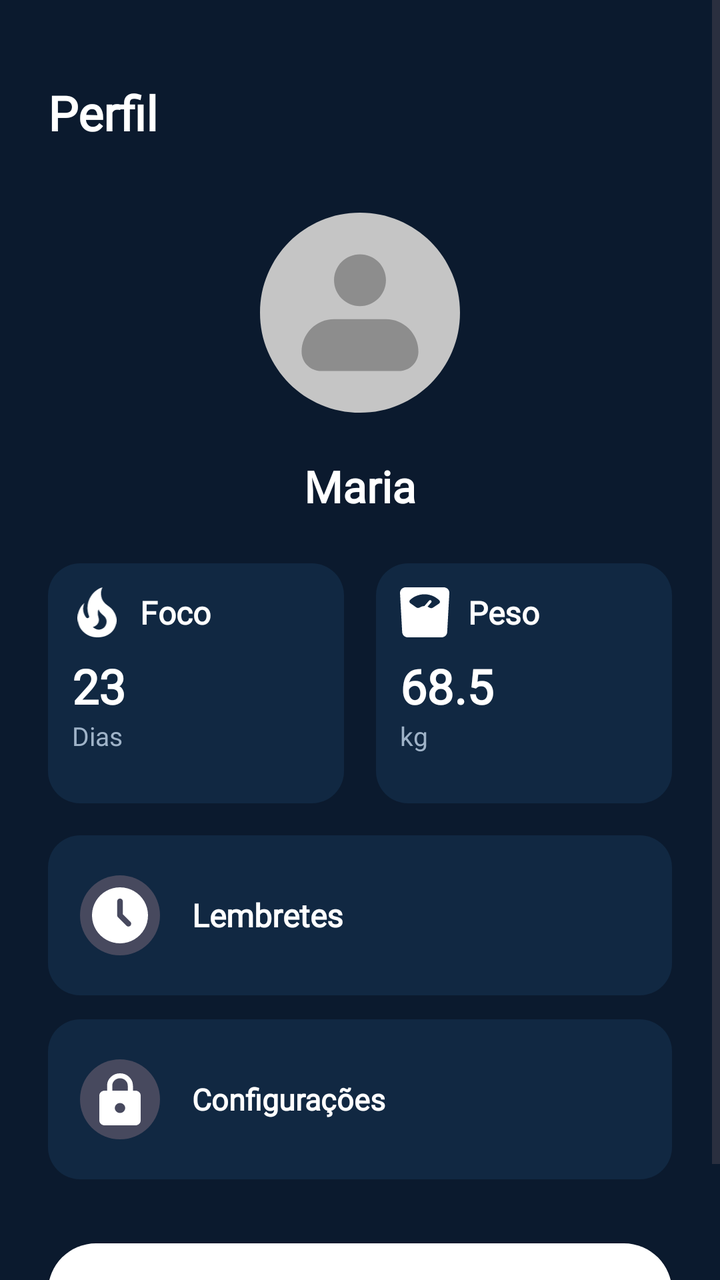
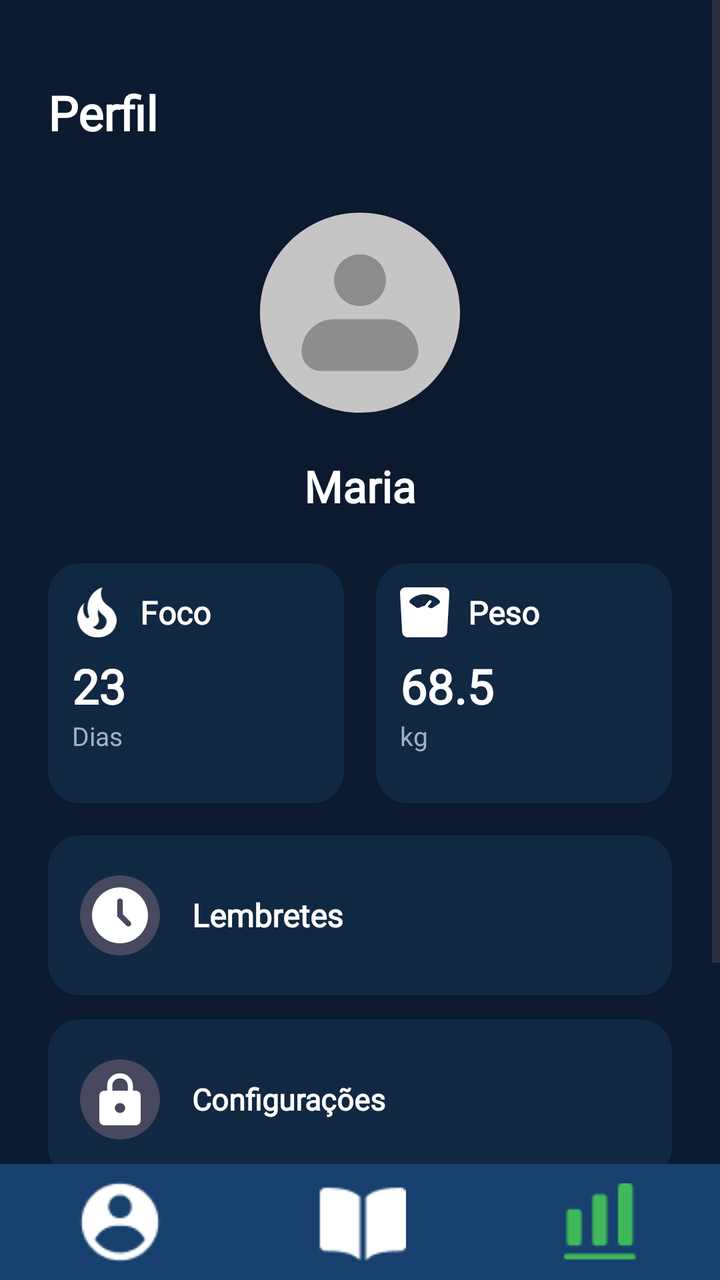

An Android layout rendered at two revisions. The XML below is the earlier revision; the diff shows what the commit changed to produce the second picture.
<!-- AndroidManifest.xml: application theme Theme.VITA -->
<!-- res/layout/fragment_profile.xml -->
<?xml version="1.0" encoding="utf-8"?>
<ScrollView xmlns:android="http://schemas.android.com/apk/res/android"
    xmlns:tools="http://schemas.android.com/tools"
    android:layout_width="match_parent"
    android:layout_height="match_parent"
    android:background="@color/blue3"
    android:fillViewport="true"
    tools:context=".ProfileFragment">

    <LinearLayout
        android:layout_width="match_parent"
        android:layout_height="wrap_content"
        android:orientation="vertical"
        android:padding="24dp">

        
        <TextView
            android:layout_width="wrap_content"
            android:layout_height="wrap_content"
            android:layout_marginTop="16dp"
            android:text="Perfil"
            android:textColor="@android:color/white"
            android:fontFamily="@font/inter24_bold"
            android:textSize="24sp"
            android:textStyle="bold" />

        
        <ImageView
            android:id="@+id/imgProfile"
            android:layout_width="120dp"
            android:layout_height="120dp"
            android:layout_gravity="center_horizontal"
            android:layout_marginTop="24dp"
            android:src="@drawable/icprofile" />

        
        <TextView
            android:id="@+id/tvName"
            android:layout_width="wrap_content"
            android:layout_height="wrap_content"
            android:layout_gravity="center_horizontal"
            android:layout_marginTop="12dp"
            android:text="Maria"
            android:fontFamily="@font/inter24_bold"
            android:textColor="@android:color/white"
            android:textSize="22sp"
            android:textStyle="bold" />


        
        <LinearLayout
            android:layout_width="match_parent"
            android:layout_height="wrap_content"
            android:layout_marginTop="24dp"
            android:orientation="horizontal">

            
            <LinearLayout
                android:layout_width="0dp"
                android:layout_height="120dp"
                android:layout_marginEnd="8dp"
                android:layout_weight="1"
                android:background="@drawable/rounded_corner3"
                android:orientation="vertical"
                android:padding="12dp">

                <LinearLayout
                    android:layout_width="wrap_content"
                    android:layout_height="wrap_content"
                    android:gravity="center_vertical"
                    android:orientation="horizontal">

                    <ImageView
                        android:layout_width="25dp"
                        android:layout_height="25dp"
                        android:src="@drawable/ic_fire"
                        android:backgroundTint="@color/white" />

                    <TextView
                        android:layout_width="wrap_content"
                        android:layout_height="wrap_content"
                        android:layout_marginStart="9dp"
                        android:text="Foco"
                        android:textColor="@android:color/white"
                        android:textSize="16sp"
                        android:fontFamily="@font/inter24_medium"
                        android:textStyle="bold" />
                </LinearLayout>

                <TextView
                    android:id="@+id/tvFocoValor"
                    android:layout_width="wrap_content"
                    android:layout_height="wrap_content"
                    android:layout_marginTop="8dp"
                    android:text="23"
                    android:fontFamily="@font/inter24_bold"
                    android:textColor="@android:color/white"
                    android:textSize="24sp"
                    android:textStyle="bold" />

                <TextView
                    android:layout_width="wrap_content"
                    android:layout_height="wrap_content"
                    android:text="Dias"
                    android:fontFamily="@font/inter24_regular"
                    android:textColor="@color/grey2"
                    android:textSize="13sp" />
            </LinearLayout>

            
            <LinearLayout
                android:layout_width="0dp"
                android:layout_height="120dp"
                android:layout_marginStart="8dp"
                android:layout_weight="1"
                android:background="@drawable/rounded_corner3"
                android:orientation="vertical"
                android:padding="12dp">

                <LinearLayout
                    android:layout_width="wrap_content"
                    android:layout_height="wrap_content"
                    android:gravity="center_vertical"
                    android:orientation="horizontal">

                    <ImageView
                        android:layout_width="25dp"
                        android:layout_height="25dp"
                        android:src="@drawable/ic_peso"
                        android:backgroundTint="@color/white" />

                    <TextView
                        android:layout_width="wrap_content"
                        android:layout_height="wrap_content"
                        android:layout_marginStart="9dp"
                        android:text="Peso"
                        android:fontFamily="@font/inter24_medium"
                        android:textColor="@color/white"
                        android:textSize="16sp"
                        android:textStyle="bold" />
                </LinearLayout>

                <TextView
                    android:id="@+id/tvPesoValor"
                    android:layout_width="wrap_content"
                    android:layout_height="wrap_content"
                    android:layout_marginTop="8dp"
                    android:text="68.5"
                    android:fontFamily="@font/inter24_bold"
                    android:textColor="@android:color/white"
                    android:textSize="24dp"
                    android:textStyle="bold" />

                <TextView
                    android:layout_width="wrap_content"
                    android:layout_height="wrap_content"
                    android:text="kg"
                    android:textColor="@color/grey2"
                    android:textSize="13sp" />
            </LinearLayout>

        </LinearLayout>

        
        <LinearLayout
            android:id="@+id/btnLembretes"
            android:layout_width="match_parent"
            android:layout_height="80dp"
            android:layout_marginTop="16dp"
            android:background="@drawable/rounded_corner3"
            android:gravity="center_vertical"
            android:paddingStart="16dp"
            android:paddingEnd="16dp">

            <ImageView
                android:layout_width="40dp"
                android:layout_height="40dp"
                android:background="@drawable/bg_circle1"
                android:padding="6dp"
                android:src="@drawable/ic_clock" />

            <TextView
                android:layout_width="wrap_content"
                android:layout_height="wrap_content"
                android:layout_marginStart="16dp"
                android:text="Lembretes"
                android:fontFamily="@font/inter24_medium"
                android:textColor="@android:color/white"
                android:textSize="16sp"
                android:textStyle="bold" />
        </LinearLayout>

        
        <LinearLayout
            android:id="@+id/btnConfiguracoes"
            android:layout_width="match_parent"
            android:layout_height="80dp"
            android:layout_marginTop="12dp"
            android:background="@drawable/rounded_corner3"
            android:gravity="center_vertical"
            android:paddingStart="16dp"
            android:paddingEnd="16dp">

            <ImageView
                android:layout_width="40dp"
                android:layout_height="40dp"
                android:background="@drawable/bg_circle1"
                android:padding="7dp"
                android:src="@drawable/ic_configprofile" />

            <TextView
                android:layout_width="wrap_content"
                android:layout_height="wrap_content"
                android:layout_marginStart="16dp"
                android:text="Configurações"
                android:fontFamily="@font/inter24_medium"
                android:textColor="@android:color/white"
                android:textSize="15sp"
                android:textStyle="bold" />
        </LinearLayout>

        
        <androidx.appcompat.widget.AppCompatButton
            android:id="@+id/btnEditarPerfil"
            android:layout_width="match_parent"
            android:layout_height="58dp"
            android:layout_marginTop="32dp"
            android:background="@drawable/bg_button_white"
            android:text="Editar Perfil"
            android:textAllCaps="false"
            android:fontFamily="@font/inter24_medium"
            android:textColor="#081A29"
            android:textSize="15sp"
            android:textStyle="bold" />

    </LinearLayout>
</ScrollView>
<!-- resources referenced by this layout -->
<resources>
  <color name="blue3">#0B1A2E</color>
  <color name="grey2">#9FB3C8</color>
  <color name="white">#FFFFFFFF</color>
  <!-- drawable bg_button_white (drawable) -->
  <?xml version="1.0" encoding="utf-8"?>
  <shape xmlns:android="http://schemas.android.com/apk/res/android">
      <solid android:color="@android:color/white" />
      <corners android:radius="24dp" />
  </shape>
  <!-- drawable bg_circle1 (drawable) -->
  <?xml version="1.0" encoding="utf-8"?>
  <shape xmlns:android="http://schemas.android.com/apk/res/android"    android:shape="oval">
  
      
      <solid android:color="@color/grey3" />
  
  </shape>
  <!-- drawable ic_clock (drawable) -->
  <vector xmlns:android="http://schemas.android.com/apk/res/android"
      android:width="20dp"
      android:height="20dp"
      android:viewportWidth="20"
      android:viewportHeight="20">
      <path
          android:pathData="M15,1.34C16.508,2.211 17.763,3.46 18.64,4.965C19.517,6.47 19.985,8.178 19.999,9.919C20.014,11.661 19.573,13.376 18.72,14.895C17.868,16.413 16.633,17.683 15.139,18.578C13.645,19.473 11.943,19.963 10.202,19.998C8.461,20.033 6.741,19.613 5.212,18.779C3.683,17.945 2.398,16.726 1.485,15.243C0.571,13.76 0.061,12.065 0.005,10.324L0,10L0.005,9.676C0.061,7.949 0.564,6.266 1.464,4.791C2.364,3.316 3.631,2.099 5.141,1.26C6.651,0.42 8.353,-0.014 10.081,0C11.809,0.014 13.504,0.476 15,1.34ZM10,4C9.755,4 9.519,4.09 9.336,4.253C9.153,4.415 9.036,4.64 9.007,4.883L9,5V10L9.009,10.131C9.032,10.304 9.1,10.469 9.206,10.608L9.293,10.708L12.293,13.708L12.387,13.79C12.562,13.926 12.778,14 13,14C13.222,14 13.438,13.926 13.613,13.79L13.707,13.707L13.79,13.613C13.926,13.438 14,13.222 14,13C14,12.778 13.926,12.562 13.79,12.387L13.707,12.293L11,9.585V5L10.993,4.883C10.964,4.64 10.847,4.415 10.664,4.253C10.481,4.09 10.245,4 10,4Z"
          android:fillColor="#ffffff"/>
  </vector>
  <!-- drawable ic_configprofile (drawable) -->
  <vector xmlns:android="http://schemas.android.com/apk/res/android"
      android:width="16dp"
      android:height="20dp"
      android:viewportWidth="16"
      android:viewportHeight="21">
      <path
          android:pathData="M2,21C1.45,21 0.979,20.804 0.588,20.413C0.197,20.022 0.001,19.551 0,19V9C0,8.45 0.196,7.979 0.588,7.588C0.98,7.197 1.451,7.001 2,7H3V5C3,3.617 3.488,2.438 4.463,1.463C5.438,0.488 6.617,0.001 8,0C9.383,-0.001 10.562,0.487 11.538,1.463C12.514,2.439 13.001,3.618 13,5V7H14C14.55,7 15.021,7.196 15.413,7.588C15.805,7.98 16.001,8.451 16,9V19C16,19.55 15.804,20.021 15.413,20.413C15.022,20.805 14.551,21.001 14,21H2ZM9.413,15.413C9.804,15.021 10,14.55 10,14C10,13.45 9.804,12.979 9.413,12.588C9.022,12.197 8.551,12.001 8,12C7.449,11.999 6.979,12.195 6.588,12.588C6.197,12.981 6.001,13.451 6,14C5.999,14.549 6.195,15.02 6.588,15.413C6.981,15.806 7.452,16.002 8,16C8.548,15.998 9.019,15.802 9.413,15.413ZM5,7H11V5C11,4.167 10.708,3.458 10.125,2.875C9.542,2.292 8.833,2 8,2C7.167,2 6.458,2.292 5.875,2.875C5.292,3.458 5,4.167 5,5V7Z"
          android:fillColor="#ffffff"/>
  </vector>
  <!-- drawable rounded_corner3 (drawable) -->
  <?xml version="1.0" encoding="utf-8"?>
  <shape xmlns:android="http://schemas.android.com/apk/res/android"
      android:shape="rectangle">
      <corners android:radius="16dp"/>
      <solid android:color="@color/blue4"/>
  </shape>
  <style name="Theme.VITA" parent="Base.Theme.VITA" />
  <color name="grey3">#47495E</color>
  <color name="blue4">#112842</color>
  <style name="Base.Theme.VITA" parent="Theme.Material3.DayNight.NoActionBar">
          
          
      </style>
  <!-- unchanged entries left out for length: 3 -->
</resources>

<!-- the commit's change to res/layout/fragment_profile.xml (unified diff, before → after) -->
@@ -1,237 +1,286 @@
 <?xml version="1.0" encoding="utf-8"?>
-<ScrollView xmlns:android="http://schemas.android.com/apk/res/android"
+<RelativeLayout xmlns:android="http://schemas.android.com/apk/res/android"
     xmlns:tools="http://schemas.android.com/tools"
     android:layout_width="match_parent"
     android:layout_height="match_parent"
     android:background="@color/blue3"
-    android:fillViewport="true"
     tools:context=".ProfileFragment">
 
-    <LinearLayout
+    
+    <ScrollView
         android:layout_width="match_parent"
-        android:layout_height="wrap_content"
-        android:orientation="vertical"
-        android:padding="24dp">
-
-        
-        <TextView
-            android:layout_width="wrap_content"
-            android:layout_height="wrap_content"
-            android:layout_marginTop="16dp"
-            android:text="Perfil"
-            android:textColor="@android:color/white"
-            android:fontFamily="@font/inter24_bold"
-            android:textSize="24sp"
-            android:textStyle="bold" />
-
-        
-        <ImageView
-            android:id="@+id/imgProfile"
-            android:layout_width="120dp"
-            android:layout_height="120dp"
-            android:layout_gravity="center_horizontal"
-            android:layout_marginTop="24dp"
-            android:src="@drawable/icprofile" />
-
-        
-        <TextView
-            android:id="@+id/tvName"
-            android:layout_width="wrap_content"
-            android:layout_height="wrap_content"
-            android:layout_gravity="center_horizontal"
-            android:layout_marginTop="12dp"
-            android:text="Maria"
-            android:fontFamily="@font/inter24_bold"
-            android:textColor="@android:color/white"
-            android:textSize="22sp"
-            android:textStyle="bold" />
-
-
-        
+        android:layout_height="match_parent"
+        android:layout_above="@+id/barraInferior"
+        android:fillViewport="true">
+
         <LinearLayout
             android:layout_width="match_parent"
             android:layout_height="wrap_content"
-            android:layout_marginTop="24dp"
-            android:orientation="horizontal">
+            android:orientation="vertical"
+            android:padding="24dp">
+
+            
+            <TextView
+                android:layout_width="wrap_content"
+                android:layout_height="wrap_content"
+                android:layout_marginTop="16dp"
+                android:fontFamily="@font/inter24_bold"
+                android:text="Perfil"
+                android:textColor="@android:color/white"
+                android:textSize="24sp"
+                android:textStyle="bold" />
+
+            
+            <ImageView
+                android:id="@+id/imgProfile"
+                android:layout_width="120dp"
+                android:layout_height="120dp"
+                android:layout_gravity="center_horizontal"
+                android:layout_marginTop="24dp"
+                android:src="@drawable/icprofile" />
+
+            
+            <TextView
+                android:id="@+id/tvName"
+                android:layout_width="wrap_content"
+                android:layout_height="wrap_content"
+                android:layout_gravity="center_horizontal"
+                android:layout_marginTop="12dp"
+                android:fontFamily="@font/inter24_bold"
+                android:text="Maria"
+                android:textColor="@android:color/white"
+                android:textSize="22sp"
+                android:textStyle="bold" />
 
             
             <LinearLayout
-                android:layout_width="0dp"
-                android:layout_height="120dp"
-                android:layout_marginEnd="8dp"
-                android:layout_weight="1"
+                android:layout_width="match_parent"
+                android:layout_height="wrap_content"
+                android:layout_marginTop="24dp"
+                android:orientation="horizontal">
+
+                
+                <LinearLayout
+                    android:layout_width="0dp"
+                    android:layout_height="120dp"
+                    android:layout_marginEnd="8dp"
+                    android:layout_weight="1"
+                    android:background="@drawable/rounded_corner3"
+                    android:orientation="vertical"
+                    android:padding="12dp">
+
+                    <LinearLayout
+                        android:layout_width="wrap_content"
+                        android:layout_height="wrap_content"
+                        android:gravity="center_vertical"
+                        android:orientation="horizontal">
+
+                        <ImageView
+                            android:layout_width="25dp"
+                            android:layout_height="25dp"
+                            android:backgroundTint="@color/white"
+                            android:src="@drawable/ic_fire" />
+
+                        <TextView
+                            android:layout_width="wrap_content"
+                            android:layout_height="wrap_content"
+                            android:layout_marginStart="9dp"
+                            android:fontFamily="@font/inter24_medium"
+                            android:text="Foco"
+                            android:textColor="@android:color/white"
+                            android:textSize="16sp"
+                            android:textStyle="bold" />
+                    </LinearLayout>
+
+                    <TextView
+                        android:id="@+id/tvFocoValor"
+                        android:layout_width="wrap_content"
+                        android:layout_height="wrap_content"
+                        android:layout_marginTop="8dp"
+                        android:fontFamily="@font/inter24_bold"
+                        android:text="23"
+                        android:textColor="@android:color/white"
+                        android:textSize="24sp"
+                        android:textStyle="bold" />
+
+                    <TextView
+                        android:layout_width="wrap_content"
+                        android:layout_height="wrap_content"
+                        android:fontFamily="@font/inter24_regular"
+                        android:text="Dias"
+                        android:textColor="@color/grey2"
+                        android:textSize="13sp" />
+                </LinearLayout>
+
+                
+                <LinearLayout
+                    android:layout_width="0dp"
+                    android:layout_height="120dp"
+                    android:layout_marginStart="8dp"
+                    android:layout_weight="1"
+                    android:background="@drawable/rounded_corner3"
+                    android:orientation="vertical"
+                    android:padding="12dp">
+
+                    <LinearLayout
+                        android:layout_width="wrap_content"
+                        android:layout_height="wrap_content"
+                        android:gravity="center_vertical"
+                        android:orientation="horizontal">
+
+                        <ImageView
+                            android:layout_width="25dp"
+                            android:layout_height="25dp"
+                            android:backgroundTint="@color/white"
+                            android:src="@drawable/ic_peso" />
+
+                        <TextView
+                            android:layout_width="wrap_content"
+                            android:layout_height="wrap_content"
+                            android:layout_marginStart="9dp"
+                            android:fontFamily="@font/inter24_medium"
+                            android:text="Peso"
+                            android:textColor="@color/white"
+                            android:textSize="16sp"
+                            android:textStyle="bold" />
+                    </LinearLayout>
+
+                    <TextView
+                        android:id="@+id/tvPesoValor"
+                        android:layout_width="wrap_content"
+                        android:layout_height="wrap_content"
+                        android:layout_marginTop="8dp"
+                        android:fontFamily="@font/inter24_bold"
+                        android:text="68.5"
+                        android:textColor="@android:color/white"
+                        android:textSize="24dp"
+                        android:textStyle="bold" />
+
+                    <TextView
+                        android:layout_width="wrap_content"
+                        android:layout_height="wrap_content"
+                        android:text="kg"
+                        android:textColor="@color/grey2"
+                        android:textSize="13sp" />
+                </LinearLayout>
+
+            </LinearLayout>
+
+            
+            <LinearLayout
+                android:id="@+id/btnLembretes"
+                android:layout_width="match_parent"
+                android:layout_height="80dp"
+                android:layout_marginTop="16dp"
                 android:background="@drawable/rounded_corner3"
-                android:orientation="vertical"
-                android:padding="12dp">
-
-                <LinearLayout
-                    android:layout_width="wrap_content"
-                    android:layout_height="wrap_content"
-                    android:gravity="center_vertical"
-                    android:orientation="horizontal">
-
-                    <ImageView
-                        android:layout_width="25dp"
-                        android:layout_height="25dp"
-                        android:src="@drawable/ic_fire"
-                        android:backgroundTint="@color/white" />
-
-                    <TextView
-                        android:layout_width="wrap_content"
-                        android:layout_height="wrap_content"
-                        android:layout_marginStart="9dp"
-                        android:text="Foco"
-                        android:textColor="@android:color/white"
-                        android:textSize="16sp"
-                        android:fontFamily="@font/inter24_medium"
-                        android:textStyle="bold" />
-                </LinearLayout>
-
-                <TextView
-                    android:id="@+id/tvFocoValor"
-                    android:layout_width="wrap_content"
-                    android:layout_height="wrap_content"
-                    android:layout_marginTop="8dp"
-                    android:text="23"
-                    android:fontFamily="@font/inter24_bold"
-                    android:textColor="@android:color/white"
-                    android:textSize="24sp"
-                    android:textStyle="bold" />
+                android:gravity="center_vertical"
+                android:paddingStart="16dp"
+                android:paddingEnd="16dp">
+
+                <ImageView
+                    android:layout_width="40dp"
+                    android:layout_height="40dp"
+                    android:background="@drawable/bg_circle1"
+                    android:padding="6dp"
+                    android:src="@drawable/ic_clock" />
 
                 <TextView
                     android:layout_width="wrap_content"
                     android:layout_height="wrap_content"
-                    android:text="Dias"
-                    android:fontFamily="@font/inter24_regular"
-                    android:textColor="@color/grey2"
-                    android:textSize="13sp" />
+                    android:layout_marginStart="16dp"
+                    android:fontFamily="@font/inter24_medium"
+                    android:text="Lembretes"
+                    android:textColor="@android:color/white"
+                    android:textSize="16sp"
+                    android:textStyle="bold" />
             </LinearLayout>
 
             
             <LinearLayout
-                android:layout_width="0dp"
-                android:layout_height="120dp"
-                android:layout_marginStart="8dp"
-                android:layout_weight="1"
+                android:id="@+id/btnConfiguracoes"
+                android:layout_width="match_parent"
+                android:layout_height="80dp"
+                android:layout_marginTop="12dp"
                 android:background="@drawable/rounded_corner3"
-                android:orientation="vertical"
-                android:padding="12dp">
-
-                <LinearLayout
-                    android:layout_width="wrap_content"
-                    android:layout_height="wrap_content"
-                    android:gravity="center_vertical"
-                    android:orientation="horizontal">
-
-                    <ImageView
-                        android:layout_width="25dp"
-                        android:layout_height="25dp"
-                        android:src="@drawable/ic_peso"
-                        android:backgroundTint="@color/white" />
-
-                    <TextView
-                        android:layout_width="wrap_content"
-                        android:layout_height="wrap_content"
-                        android:layout_marginStart="9dp"
-                        android:text="Peso"
-                        android:fontFamily="@font/inter24_medium"
-                        android:textColor="@color/white"
-                        android:textSize="16sp"
-                        android:textStyle="bold" />
-                </LinearLayout>
-
-                <TextView
-                    android:id="@+id/tvPesoValor"
-                    android:layout_width="wrap_content"
-                    android:layout_height="wrap_content"
-                    android:layout_marginTop="8dp"
-                    android:text="68.5"
-                    android:fontFamily="@font/inter24_bold"
-                    android:textColor="@android:color/white"
-                    android:textSize="24dp"
-                    android:textStyle="bold" />
+                android:gravity="center_vertical"
+                android:paddingStart="16dp"
+                android:paddingEnd="16dp">
+
+                <ImageView
+                    android:layout_width="40dp"
+                    android:layout_height="40dp"
+                    android:background="@drawable/bg_circle1"
+                    android:padding="7dp"
+                    android:src="@drawable/ic_configprofile" />
 
                 <TextView
                     android:layout_width="wrap_content"
                     android:layout_height="wrap_content"
-                    android:text="kg"
-                    android:textColor="@color/grey2"
-                    android:textSize="13sp" />
+                    android:layout_marginStart="16dp"
+                    android:fontFamily="@font/inter24_medium"
+                    android:text="Configurações"
+                    android:textColor="@android:color/white"
+                    android:textSize="15sp"
+                    android:textStyle="bold" />
             </LinearLayout>
 
-        </LinearLayout>
-
-        
-        <LinearLayout
-            android:id="@+id/btnLembretes"
-            android:layout_width="match_parent"
-            android:layout_height="80dp"
-            android:layout_marginTop="16dp"
-            android:background="@drawable/rounded_corner3"
-            android:gravity="center_vertical"
-            android:paddingStart="16dp"
-            android:paddingEnd="16dp">
-
-            <ImageView
-                android:layout_width="40dp"
-                android:layout_height="40dp"
-                android:background="@drawable/bg_circle1"
-                android:padding="6dp"
-                android:src="@drawable/ic_clock" />
-
-            <TextView
-                android:layout_width="wrap_content"
-                android:layout_height="wrap_content"
-                android:layout_marginStart="16dp"
-                android:text="Lembretes"
+            
+            <androidx.appcompat.widget.AppCompatButton
+                android:id="@+id/btnEditarPerfil"
+                android:layout_width="match_parent"
+                android:layout_height="58dp"
+                android:layout_marginTop="32dp"
+                android:background="@drawable/bg_button_white"
                 android:fontFamily="@font/inter24_medium"
-                android:textColor="@android:color/white"
-                android:textSize="16sp"
-                android:textStyle="bold" />
-        </LinearLayout>
-
-        
-        <LinearLayout
-            android:id="@+id/btnConfiguracoes"
-            android:layout_width="match_parent"
-            android:layout_height="80dp"
-            android:layout_marginTop="12dp"
-            android:background="@drawable/rounded_corner3"
-            android:gravity="center_vertical"
-            android:paddingStart="16dp"
-            android:paddingEnd="16dp">
-
-            <ImageView
-                android:layout_width="40dp"
-                android:layout_height="40dp"
-                android:background="@drawable/bg_circle1"
-                android:padding="7dp"
-                android:src="@drawable/ic_configprofile" />
-
-            <TextView
-                android:layout_width="wrap_content"
-                android:layout_height="wrap_content"
-                android:layout_marginStart="16dp"
-                android:text="Configurações"
-                android:fontFamily="@font/inter24_medium"
-                android:textColor="@android:color/white"
+                android:text="Editar Perfil"
+                android:textAllCaps="false"
+                android:textColor="#081A29"
                 android:textSize="15sp"
                 android:textStyle="bold" />
+
         </LinearLayout>
-
-        
-        <androidx.appcompat.widget.AppCompatButton
-            android:id="@+id/btnEditarPerfil"
-            android:layout_width="match_parent"
-            android:layout_height="58dp"
-            android:layout_marginTop="32dp"
-            android:background="@drawable/bg_button_white"
-            android:text="Editar Perfil"
-            android:textAllCaps="false"
-            android:fontFamily="@font/inter24_medium"
-            android:textColor="#081A29"
-            android:textSize="15sp"
-            android:textStyle="bold" />
+    </ScrollView>
+
+    
+    <LinearLayout
+        android:id="@+id/barraInferior"
+        android:layout_width="match_parent"
+        android:layout_height="58dp"
+        android:layout_alignParentBottom="true"
+        android:background="@color/blue2"
+        android:gravity="center"
+        android:orientation="horizontal">
+
+        <ImageView
+            android:id="@+id/btnUsuario"
+            android:layout_width="0dp"
+            android:layout_height="60dp"
+            android:layout_weight="1"
+            android:contentDescription="Perfil"
+            android:padding="7dp"
+            android:scaleType="centerInside"
+            android:src="@drawable/icuser" />
+
+        <ImageView
+            android:id="@+id/btnLivro"
+            android:layout_width="0dp"
+            android:layout_height="60dp"
+            android:layout_weight="1"
+            android:contentDescription="Diário"
+            android:padding="7dp"
+            android:scaleType="centerInside"
+            android:src="@drawable/iclivro" />
+
+        <ImageView
+            android:id="@+id/btnEscala"
+            android:layout_width="0dp"
+            android:layout_height="60dp"
+            android:layout_weight="1"
+            android:contentDescription="Calorias"
+            android:padding="7dp"
+            android:scaleType="centerInside"
+            android:src="@drawable/icescala" />
 
     </LinearLayout>
-</ScrollView>
+
+</RelativeLayout>
<!-- resource entries referenced after the edit -->
@@ -1,5 +1,6 @@
 <!-- resources referenced by this layout -->
 <resources>
+  <color name="blue2">#18406E</color>
   <color name="blue3">#0B1A2E</color>
   <color name="grey2">#9FB3C8</color>
   <color name="white">#FFFFFFFF</color>
@@ -37,6 +38,9 @@
           android:pathData="M2,21C1.45,21 0.979,20.804 0.588,20.413C0.197,20.022 0.001,19.551 0,19V9C0,8.45 0.196,7.979 0.588,7.588C0.98,7.197 1.451,7.001 2,7H3V5C3,3.617 3.488,2.438 4.463,1.463C5.438,0.488 6.617,0.001 8,0C9.383,-0.001 10.562,0.487 11.538,1.463C12.514,2.439 13.001,3.618 13,5V7H14C14.55,7 15.021,7.196 15.413,7.588C15.805,7.98 16.001,8.451 16,9V19C16,19.55 15.804,20.021 15.413,20.413C15.022,20.805 14.551,21.001 14,21H2ZM9.413,15.413C9.804,15.021 10,14.55 10,14C10,13.45 9.804,12.979 9.413,12.588C9.022,12.197 8.551,12.001 8,12C7.449,11.999 6.979,12.195 6.588,12.588C6.197,12.981 6.001,13.451 6,14C5.999,14.549 6.195,15.02 6.588,15.413C6.981,15.806 7.452,16.002 8,16C8.548,15.998 9.019,15.802 9.413,15.413ZM5,7H11V5C11,4.167 10.708,3.458 10.125,2.875C9.542,2.292 8.833,2 8,2C7.167,2 6.458,2.292 5.875,2.875C5.292,3.458 5,4.167 5,5V7Z"
           android:fillColor="#ffffff"/>
   </vector>
+  <!-- drawable icescala: png bitmap (drawable, 512 bytes) -->
+  <!-- drawable iclivro: png bitmap (drawable, 485 bytes) -->
+  <!-- drawable icuser: png bitmap (drawable, 750 bytes) -->
   <!-- drawable rounded_corner3 (drawable) -->
   <?xml version="1.0" encoding="utf-8"?>
   <shape xmlns:android="http://schemas.android.com/apk/res/android"
